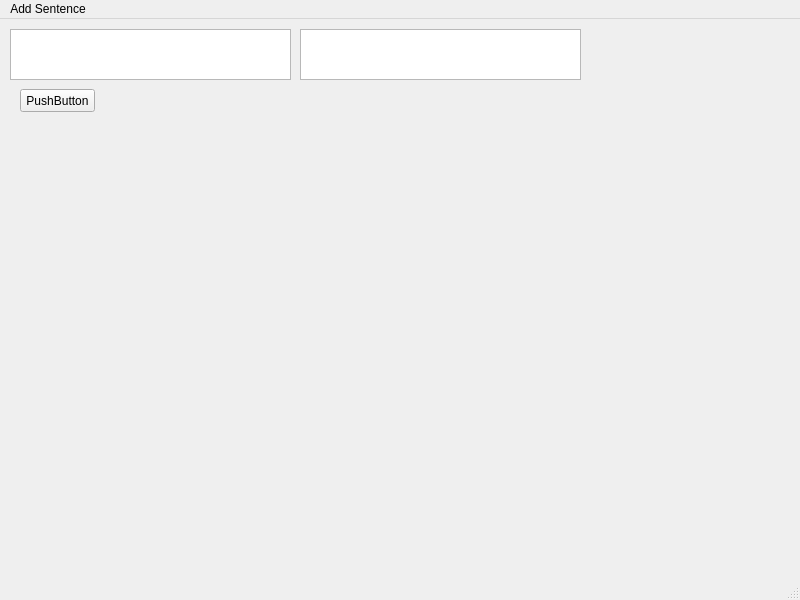
Old version of the form main.ui in the repository tivadar2/lws.
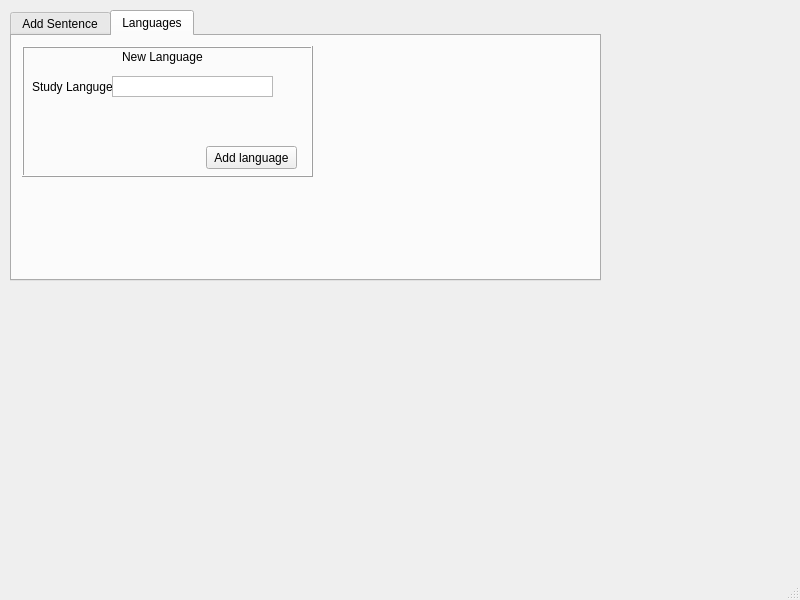
New version of the form.

Patch:
```diff
--- a/main.ui
+++ b/main.ui
@@ -14,11 +14,27 @@
    <string>Learning with Sentences</string>
   </property>
   <widget class="QWidget" name="centralwidget">
+   <widget class="QTabWidget" name="tabWidget">
+    <property name="geometry">
+     <rect>
+      <x>10</x>
+      <y>10</y>
+      <width>591</width>
+      <height>271</height>
+     </rect>
+    </property>
+    <property name="currentIndex">
+     <number>1</number>
+    </property>
+    <widget class="QWidget" name="tab">
+     <attribute name="title">
+      <string>Add Sentence</string>
+     </attribute>
    <widget class="QPushButton" name="pushButton">
     <property name="geometry">
      <rect>
-      <x>20</x>
-      <y>70</y>
+        <x>10</x>
+        <y>60</y>
       <width>75</width>
       <height>23</height>
      </rect>
@@ -27,42 +43,101 @@
      <string>PushButton</string>
     </property>
    </widget>
-   <widget class="QTextBrowser" name="textBrowser">
+     <widget class="QTextEdit" name="textEdit">
     <property name="geometry">
      <rect>
       <x>10</x>
       <y>10</y>
-      <width>281</width>
-      <height>51</height>
+        <width>241</width>
+        <height>41</height>
      </rect>
     </property>
    </widget>
-   <widget class="QTextBrowser" name="textBrowser_2">
+     <widget class="QTextEdit" name="textEdit_2">
     <property name="geometry">
      <rect>
-      <x>300</x>
+        <x>260</x>
       <y>10</y>
-      <width>281</width>
-      <height>51</height>
+        <width>241</width>
+        <height>41</height>
      </rect>
     </property>
    </widget>
   </widget>
-  <widget class="QMenuBar" name="menubar">
+    <widget class="QWidget" name="tab_2">
+     <attribute name="title">
+      <string>Languages</string>
+     </attribute>
+     <widget class="QFrame" name="frame">
    <property name="geometry">
     <rect>
-     <x>0</x>
+        <x>10</x>
+        <y>10</y>
+        <width>291</width>
+        <height>131</height>
+       </rect>
+      </property>
+      <property name="frameShape">
+       <enum>QFrame::Box</enum>
+      </property>
+      <property name="frameShadow">
+       <enum>QFrame::Raised</enum>
+      </property>
+      <widget class="QLabel" name="label">
+       <property name="geometry">
+        <rect>
+         <x>10</x>
+         <y>30</y>
+         <width>81</width>
+         <height>21</height>
+        </rect>
+       </property>
+       <property name="text">
+        <string>Study Languge:</string>
+       </property>
+      </widget>
+      <widget class="QTextEdit" name="textEdit_language">
+       <property name="geometry">
+        <rect>
+         <x>90</x>
+         <y>30</y>
+         <width>161</width>
+         <height>21</height>
+        </rect>
+       </property>
+       <property name="verticalScrollBarPolicy">
+        <enum>Qt::ScrollBarAlwaysOff</enum>
+       </property>
+      </widget>
+      <widget class="QLabel" name="label_2">
+       <property name="geometry">
+        <rect>
+         <x>100</x>
      <y>0</y>
-     <width>800</width>
+         <width>81</width>
      <height>21</height>
     </rect>
    </property>
-   <widget class="QMenu" name="menuAdd_Sentence">
-    <property name="title">
-     <string>Add Sentence</string>
-    </property>
-   </widget>
-   <addaction name="menuAdd_Sentence"/>
+       <property name="text">
+        <string>New Language</string>
+       </property>
+      </widget>
+      <widget class="QPushButton" name="pushButton_addLang">
+       <property name="geometry">
+        <rect>
+         <x>184</x>
+         <y>100</y>
+         <width>91</width>
+         <height>23</height>
+        </rect>
+       </property>
+       <property name="text">
+        <string>Add language</string>
+       </property>
+      </widget>
+     </widget>
+    </widget>
+   </widget>
   </widget>
   <widget class="QStatusBar" name="statusbar"/>
  </widget>
```
Lines whose indentation alone changed are shown as unchanged.
